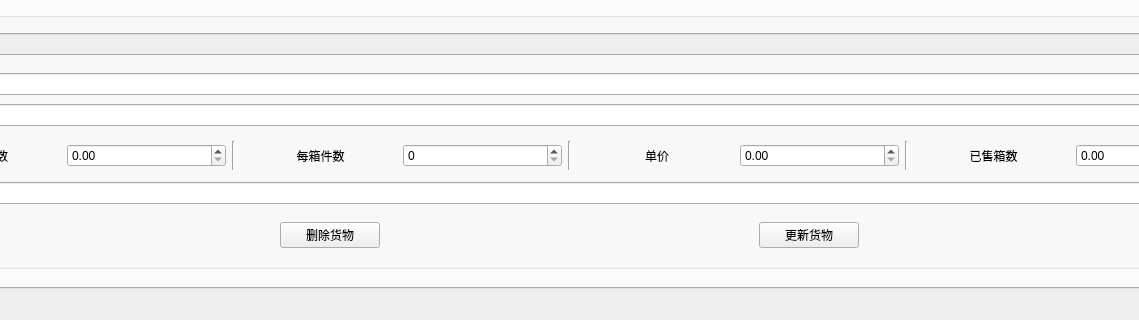
Old version of the form CompanyStroageManagement/mainwindow.ui in the repository linxinwNeo/CompanyStroageManagement; both pictures show x 143 to 1282 and y 390 to 710 of the 1425 by 710 pixel window.
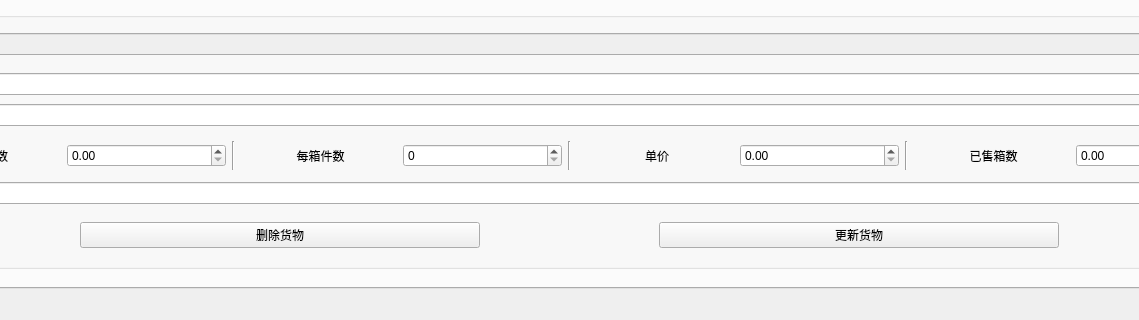
New version of the form.

The edit to the form file:
```diff
--- a/CompanyStroageManagement/mainwindow.ui
+++ b/CompanyStroageManagement/mainwindow.ui
@@ -535,7 +535,7 @@
                   <widget class="QPushButton" name="delete_model_btn">
                    <property name="maximumSize">
                     <size>
-                     <width>100</width>
+                     <width>400</width>
                      <height>16777215</height>
                     </size>
                    </property>
@@ -548,7 +548,7 @@
                   <widget class="QPushButton" name="update_selected_model_btn">
                    <property name="maximumSize">
                     <size>
-                     <width>100</width>
+                     <width>400</width>
                      <height>16777215</height>
                     </size>
                    </property>
```
